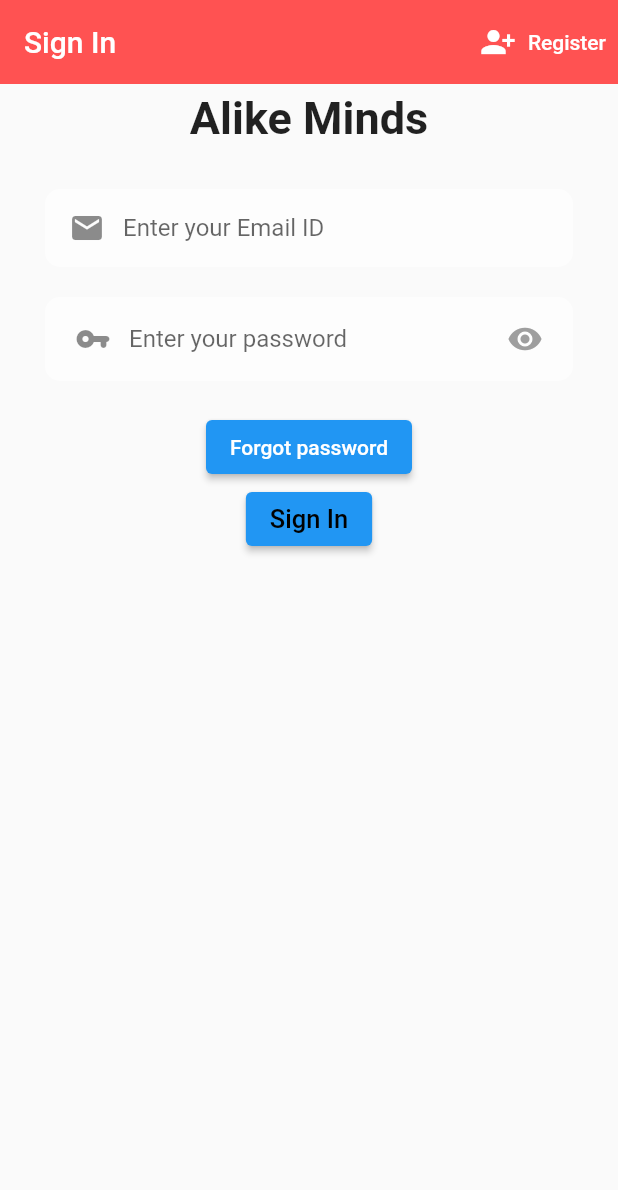
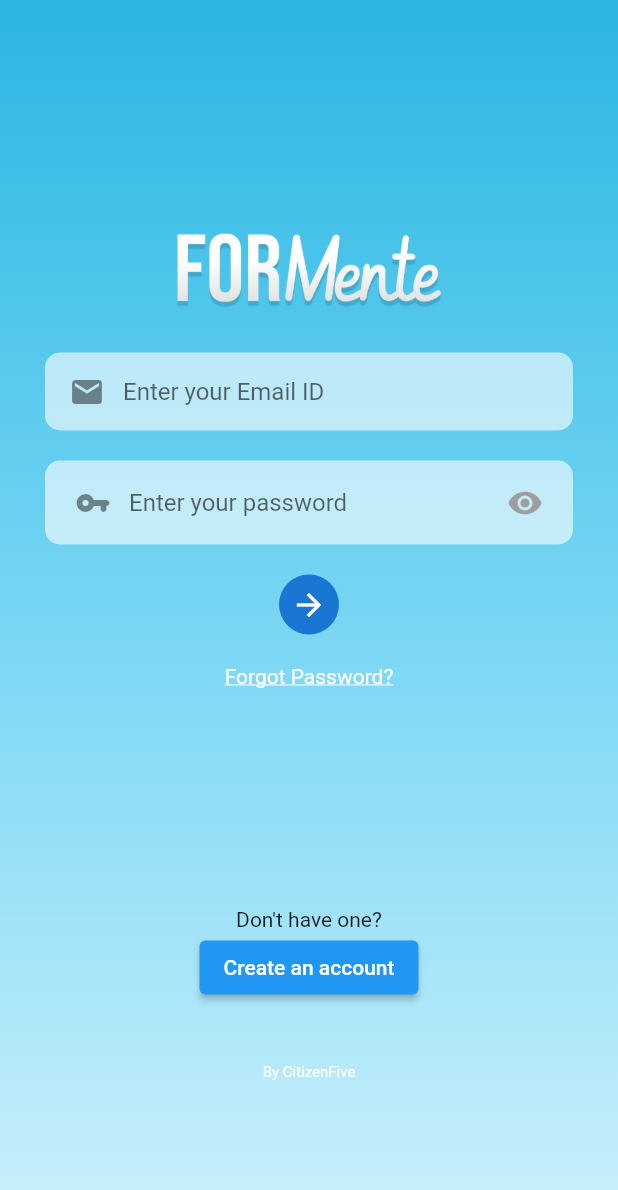
Before and after one commit to Naman-Priyadarshi/ForMente, a Flutter app: the screen it shows after launch, on a phone screen of 412 x 824 dp. Shown: the top 1190 px of the screen. Run offline on Flutter 3.47's test engine with Material 2 defaults, Android fonts, the phone set to English and light mode, and no system bars; our stand-ins replace cloud_firestore, firebase_auth, firebase_core; accounts and stored records are empty; Roboto replaces fonts that are missing (NewTegomin); statements that could not run were skipped.

Commit message:
Revamp SignIn and SignUp screens

```diff
--- a/formente/lib/Screens/Authenticate/signin.dart
+++ b/formente/lib/Screens/Authenticate/signin.dart
@@ -31,31 +31,15 @@ class _SignInState extends State<SignIn> {
     final user = Provider.of<UserProvider>(context);
 
     return Scaffold(
-        appBar: AppBar(
-          elevation: 0,
-          backgroundColor: Colors.redAccent,
-          title: Text('Sign In'),
-          actions: [
-            TextButton.icon(
-                style: TextButton.styleFrom(
-                  primary: Colors.black,
+        body: Container(
+          height: MediaQuery.of(context).size.height,
+          decoration: BoxDecoration(
+            gradient: LinearGradient(
+              colors:[Color(0xff2AB5E1),Color(0xff19C5FC).withOpacity(0.2)],
+              begin: Alignment.topCenter,
+              end: Alignment.bottomCenter
+            )
           ),
-                onPressed: () {
-                  widget.Toggle!();
-                },
-                icon: Icon(
-                  Icons.person_add_alt_1,
-                  color: Colors.white,
-                ),
-                label: Text(
-                  'Register',
-                  style: TextStyle(
-                      color: Colors.white
-                  ),
-                ))
-          ],
-        ),
-        body: Container(
           padding: EdgeInsets.symmetric(
             vertical: 5.0,
             horizontal: 30,
@@ -65,14 +49,10 @@ class _SignInState extends State<SignIn> {
               key: _formkey,
               child: Column(
                 children: [
-                  Text(
-                    'Alike Minds',
-                    textAlign: TextAlign.center,
-                    style: TextStyle(
-                      fontSize: 30.0,
-                      fontFamily: 'NewTegomin',
-                      fontWeight: FontWeight.bold,
-                    ),
+                  SizedBox(height: 150,),
+                  Image.asset(
+                      "assets/logo_big.png",
+                    height: 50,
                   ),
                   SizedBox(
                     height: 30,
@@ -147,13 +127,8 @@ class _SignInState extends State<SignIn> {
                   SizedBox(
                     height: 20,
                   ),
-                  ElevatedButton(
-                    onPressed: (){
-                      Navigator.push(context, MaterialPageRoute(builder: (c)=>ForgotPassword()));
-                    },
-                    child: Text("Forgot password"),
-                  ),
-                  ElevatedButton(
+                  CircleAvatar(
+                    child: IconButton(
                         onPressed: ()async{
                           if(_formkey.currentState!.validate()){
                             dynamic result = await user.signIn(email, password);
@@ -165,13 +140,21 @@ class _SignInState extends State<SignIn> {
                             }
                           }
                         },
+                        icon: Icon(Icons.arrow_forward_outlined)
+                    ),
+                  ),
+                  SizedBox(height: 20,),
+                  GestureDetector(
+                    onTap: (){
+                      Navigator.push(context, MaterialPageRoute(builder: (c)=>ForgotPassword()));
+                    },
                     child: Text(
-                        'Sign In',
+                      "Forgot Password?",
                       style: TextStyle(
-                          color: Colors.black,
-                          fontSize: 17.0,
+                        color: Colors.white,
+                        decoration: TextDecoration.underline
                       ),
-                      )
+                    ),
                   ),
                   SizedBox(height: 30.0,),
                   Text(
@@ -190,7 +173,25 @@ class _SignInState extends State<SignIn> {
                         fontSize: 20.0
                     ),
                   ),
-                  SizedBox(height: 50),
+                  SizedBox(height: 70),
+                  Text(
+                    "Don't have one?"
+                  ),
+                  ElevatedButton(
+                      onPressed: (){
+                        widget.Toggle!();
+                      },
+                      child: Text("Create an account")),
+                  SizedBox(height: 40,),
+                  Text(
+                    "By CitizenFive",
+                    style: TextStyle(
+                      fontSize: 10,
+                      color: Colors.white
+                    ),
+                  )
+
+
                   // ElevatedButton(
                   //     onPressed: ()async{
                   //       if(_formkey.currentState!.validate()){
--- a/formente/pubspec.yaml
+++ b/formente/pubspec.yaml
@@ -63,9 +63,8 @@ flutter:
   uses-material-design: true
 
   # To add assets to your application, add an assets section, like this:
-  # assets:
-  #   - images/a_dot_burr.jpeg
-  #   - images/a_dot_ham.jpeg
+  assets:
+   - assets/
 
   # An image asset can refer to one or more resolution-specific "variants", see
   # https://flutter.dev/assets-and-images/#resolution-aware
```
Also changed, not shown: formente/lib/Screens/Authenticate/register.dart (+23 -12 lines), formente/lib/Screens/Home/home.dart (+11 -1 lines). Lines whose indentation alone changed are shown as unchanged.
